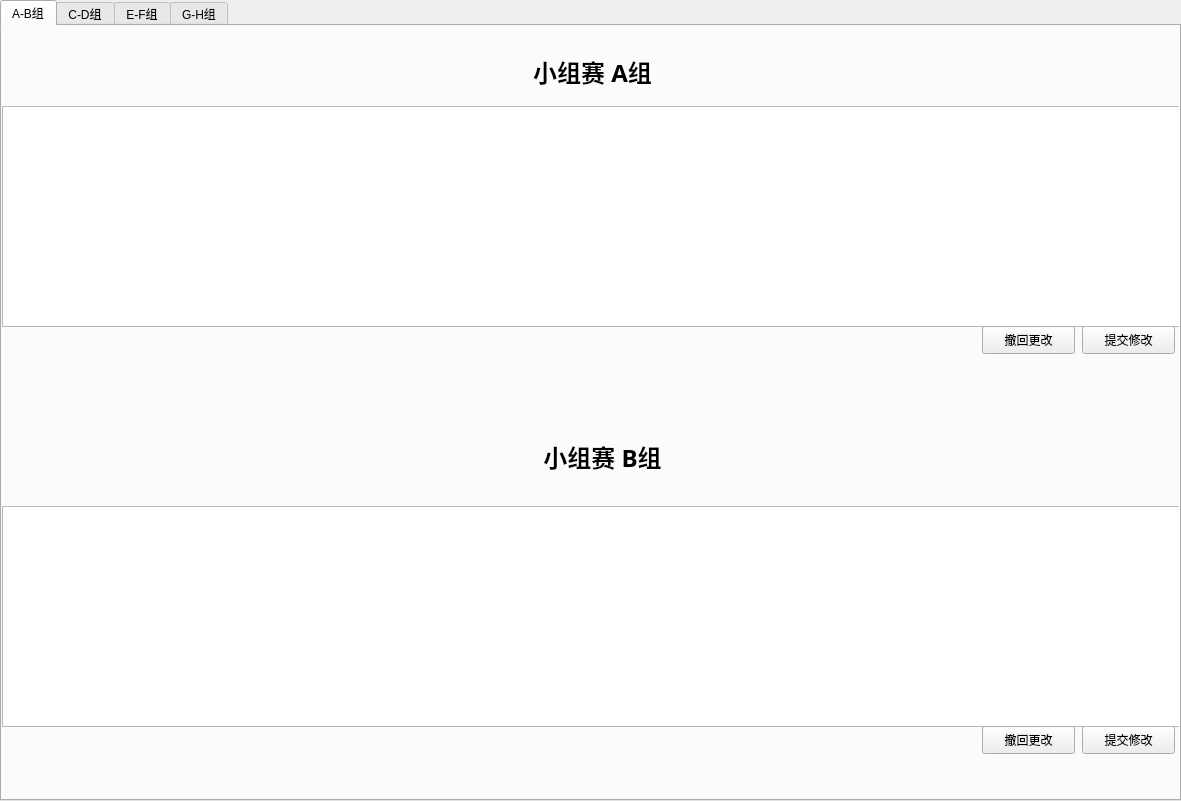
The window that scorepage.ui (Ozal220/WorldCupManagerSystem) describes before a commit, drawn with Qt 5.
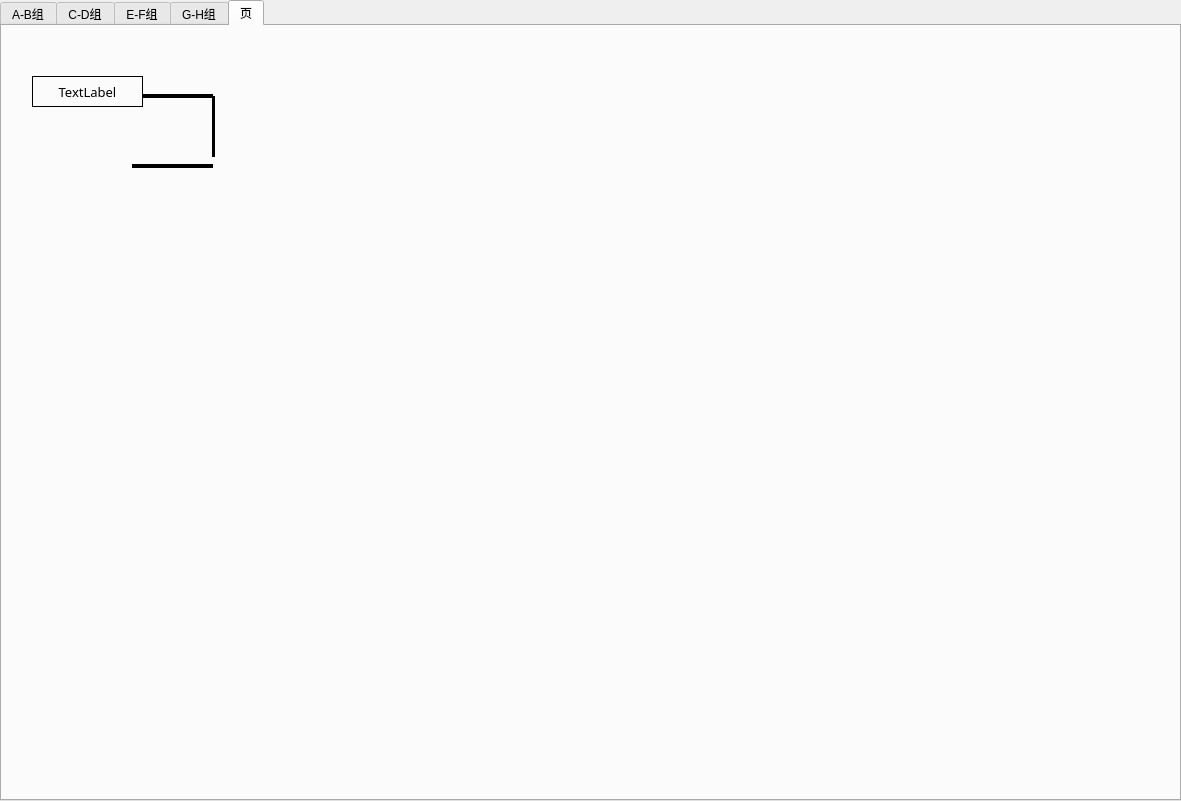
The same window after the commit. Icons and pictures are not drawn.

The edit to the form file:
```diff
--- a/scorepage.ui
+++ b/scorepage.ui
@@ -23,7 +23,7 @@
     </rect>
    </property>
    <property name="currentIndex">
-    <number>0</number>
+    <number>4</number>
    </property>
    <widget class="QWidget" name="ABgroup">
     <attribute name="title">
@@ -759,6 +759,158 @@
      </property>
     </widget>
    </widget>
+   <widget class="QWidget" name="tab">
+    <attribute name="title">
+     <string>页</string>
+    </attribute>
+    <widget class="QLabel" name="label">
+     <property name="geometry">
+      <rect>
+       <x>30</x>
+       <y>50</y>
+       <width>111</width>
+       <height>31</height>
+      </rect>
+     </property>
+     <property name="font">
+      <font>
+       <family>黑体</family>
+       <pointsize>10</pointsize>
+      </font>
+     </property>
+     <property name="cursor">
+      <cursorShape>PointingHandCursor</cursorShape>
+     </property>
+     <property name="mouseTracking">
+      <bool>false</bool>
+     </property>
+     <property name="frameShape">
+      <enum>QFrame::Panel</enum>
+     </property>
+     <property name="frameShadow">
+      <enum>QFrame::Plain</enum>
+     </property>
+     <property name="lineWidth">
+      <number>1</number>
+     </property>
+     <property name="text">
+      <string>TextLabel</string>
+     </property>
+     <property name="alignment">
+      <set>Qt::AlignCenter</set>
+     </property>
+     <property name="margin">
+      <number>0</number>
+     </property>
+     <property name="indent">
+      <number>-1</number>
+     </property>
+     <property name="openExternalLinks">
+      <bool>false</bool>
+     </property>
+    </widget>
+    <widget class="Line" name="line">
+     <property name="geometry">
+      <rect>
+       <x>140</x>
+       <y>60</y>
+       <width>71</width>
+       <height>21</height>
+      </rect>
+     </property>
+     <property name="frameShadow">
+      <enum>QFrame::Plain</enum>
+     </property>
+     <property name="lineWidth">
+      <number>4</number>
+     </property>
+     <property name="midLineWidth">
+      <number>0</number>
+     </property>
+     <property name="orientation">
+      <enum>Qt::Horizontal</enum>
+     </property>
+    </widget>
+    <widget class="Line" name="line_2">
+     <property name="geometry">
+      <rect>
+       <x>210</x>
+       <y>70</y>
+       <width>3</width>
+       <height>61</height>
+      </rect>
+     </property>
+     <property name="frameShadow">
+      <enum>QFrame::Plain</enum>
+     </property>
+     <property name="lineWidth">
+      <number>4</number>
+     </property>
+     <property name="orientation">
+      <enum>Qt::Vertical</enum>
+     </property>
+    </widget>
+    <widget class="QPushButton" name="pushButton">
+     <property name="geometry">
+      <rect>
+       <x>40</x>
+       <y>110</y>
+       <width>91</width>
+       <height>51</height>
+      </rect>
+     </property>
+     <property name="text">
+      <string/>
+     </property>
+     <property name="icon">
+      <iconset resource="resourse.qrc">
+       <normaloff>:/new/prefix1/colombia.png</normaloff>:/new/prefix1/colombia.png</iconset>
+     </property>
+     <property name="iconSize">
+      <size>
+       <width>48</width>
+       <height>48</height>
+      </size>
+     </property>
+     <property name="checkable">
+      <bool>false</bool>
+     </property>
+     <property name="autoRepeat">
+      <bool>true</bool>
+     </property>
+     <property name="autoExclusive">
+      <bool>true</bool>
+     </property>
+     <property name="autoRepeatInterval">
+      <number>100</number>
+     </property>
+     <property name="flat">
+      <bool>true</bool>
+     </property>
+    </widget>
+    <widget class="Line" name="line_3">
+     <property name="geometry">
+      <rect>
+       <x>130</x>
+       <y>130</y>
+       <width>81</width>
+       <height>21</height>
+      </rect>
+     </property>
+     <property name="frameShadow">
+      <enum>QFrame::Plain</enum>
+     </property>
+     <property name="lineWidth">
+      <number>4</number>
+     </property>
+     <property name="midLineWidth">
+      <number>0</number>
+     </property>
+     <property name="orientation">
+      <enum>Qt::Horizontal</enum>
+     </property>
+    </widget>
+   </widget>
   </widget>
  </widget>
  <resources/>
```
Left out of the diff: 4 changed lines with no effect on the pictures.
